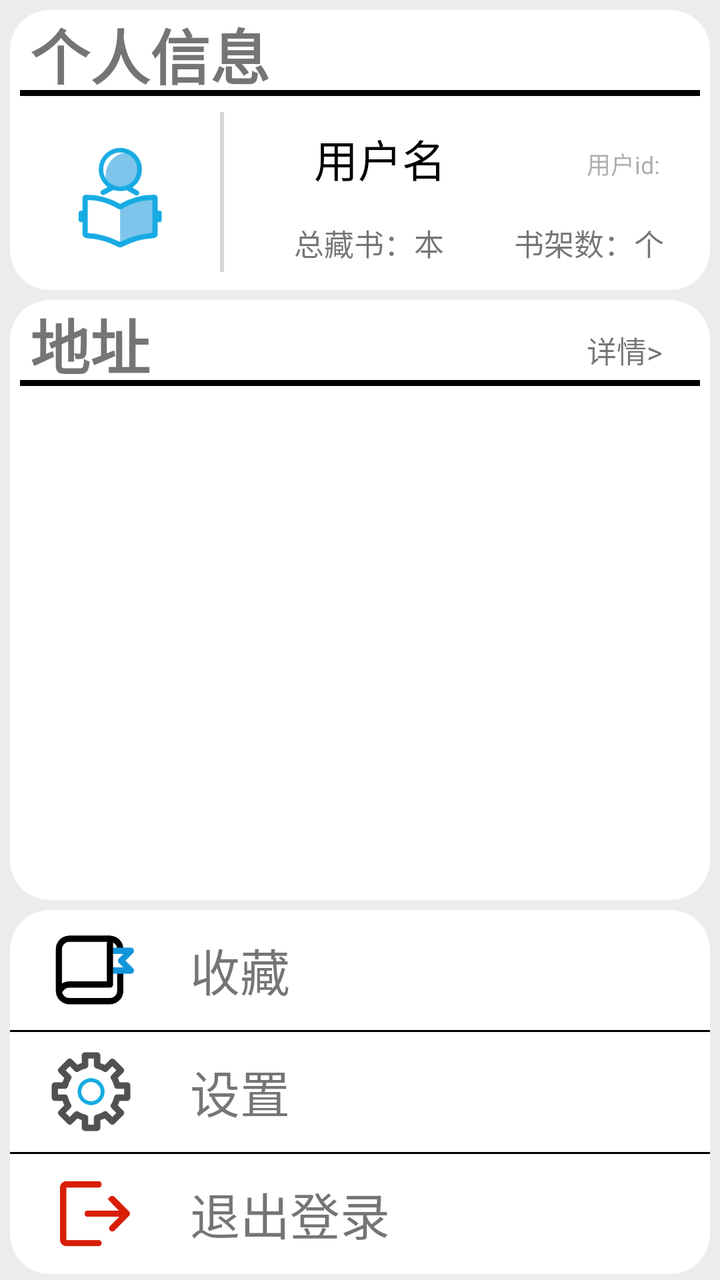
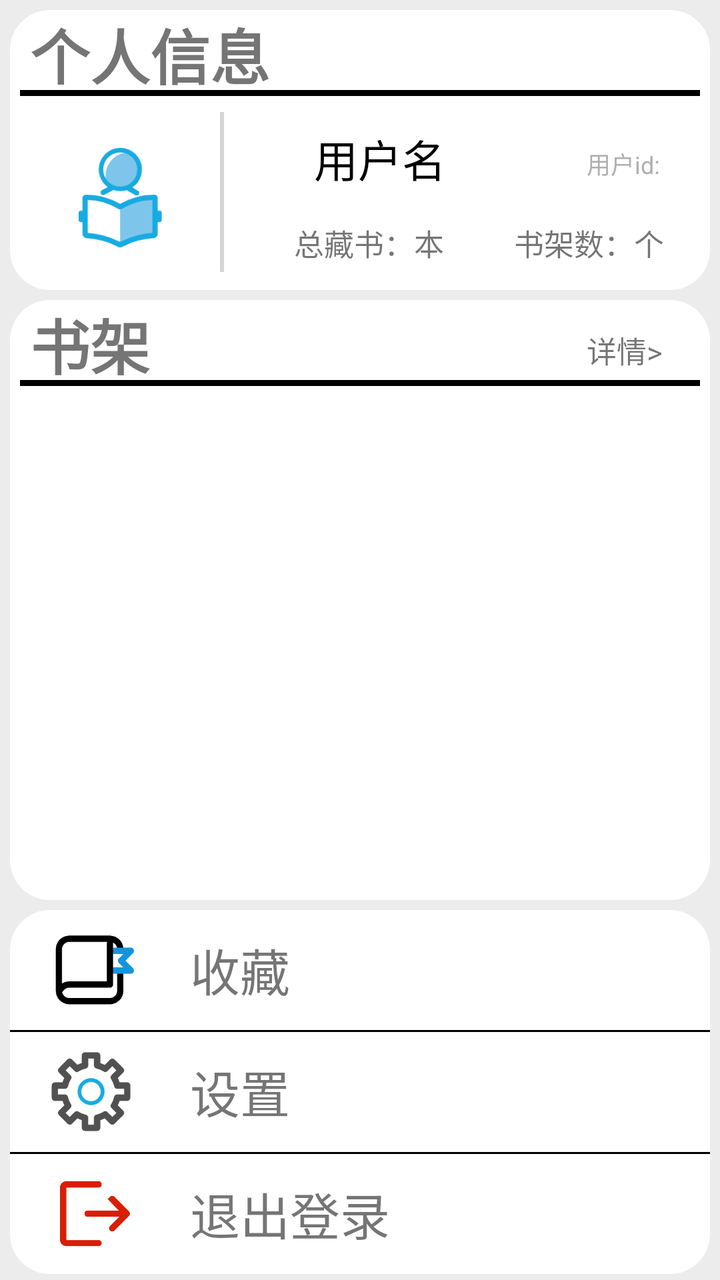

Compare the two renders of this Android layout. The source of the first and the diff that turns it into the second are given below.
<!-- AndroidManifest.xml: application theme Theme.My_books -->
<!-- res/layout/fragment_my.xml -->
<?xml version="1.0" encoding="utf-8"?>
<RelativeLayout xmlns:android="http://schemas.android.com/apk/res/android"
    xmlns:tools="http://schemas.android.com/tools"
    android:layout_width="match_parent"
    android:layout_height="match_parent"
    tools:context=".fragment.myFragment"
    android:background="@color/grey">
    <RelativeLayout
        android:layout_width="wrap_content"
        android:layout_height="wrap_content"
        android:id="@+id/my_register"
        android:layout_centerHorizontal="true"
        android:layout_centerVertical="true"
        >

        <TextView
            android:layout_width="wrap_content"
            android:layout_height="wrap_content"
            android:text="点击登录"
            android:textSize="25dp"
            android:textStyle="bold" />
    </RelativeLayout>


    <RelativeLayout
        android:id="@+id/my_dingdan"
        android:layout_width="match_parent"
        android:layout_height="140dp"
        android:layout_marginLeft="5dp"
        android:layout_marginTop="5dp"
        android:layout_marginRight="5dp"
        android:background="@drawable/yuan_jiao">

        <TextView
            android:id="@+id/mywz0"
            android:layout_width="wrap_content"
            android:layout_height="40dp"
            android:layout_marginLeft="10dp"
            android:text="个人信息"
            android:textSize="30dp"
            android:textStyle="bold" />



        <ImageView
            android:id="@+id/my_ddfgx"
            android:layout_width="match_parent"
            android:layout_height="3dp"
            android:layout_below="@id/mywz0"
            android:layout_marginLeft="5dp"
            android:layout_marginRight="5dp"
            android:background="@color/black" />
        <ImageView
            android:layout_width="60dp"
            android:layout_height="60dp"
            android:layout_below="@id/my_ddfgx"
            android:layout_marginTop="20dp"
            android:layout_marginLeft="25dp"
            android:src="@drawable/my_logo"
            android:id="@+id/my_logo_tp"
            />
        <ImageView
            android:id="@+id/my_xq_fgx"
            android:layout_width="2dp"
            android:layout_height="80dp"
            android:layout_toRightOf="@id/my_logo_tp"
            android:layout_below="@id/my_ddfgx"
            android:background="@color/grey_1"
            android:layout_marginLeft="20dp"
            android:layout_marginTop="8dp"
            />

        <TextView
            android:id="@+id/my_xq_yhm"
            android:layout_width="wrap_content"
            android:layout_height="wrap_content"
            android:layout_below="@id/my_ddfgx"
            android:layout_marginLeft="45dp"
            android:layout_marginTop="15dp"
            android:layout_toRightOf="@id/my_xq_fgx"
            android:text="用户名"
            android:textColor="@color/black"
            android:textSize="22dp" />
        <TextView
            android:id="@+id/my_xq_books"
            android:layout_width="wrap_content"
            android:layout_height="wrap_content"
            android:text="总藏书：本"
            android:layout_below="@id/my_xq_yhm"
            android:layout_toRightOf="@id/my_xq_fgx"
            android:layout_marginLeft="35dp"
            android:layout_marginTop="15dp"
            android:textSize="15dp"
            />

        <TextView
            android:id="@+id/my_xq_site"
            android:layout_width="wrap_content"
            android:layout_height="wrap_content"
            android:layout_below="@id/my_xq_yhm"
            android:layout_marginLeft="35dp"
            android:layout_marginTop="15dp"
            android:layout_toRightOf="@id/my_xq_books"
            android:text="书架数：个"
            android:textSize="15dp" />

        <TextView
            android:id="@+id/my_id"
            android:layout_width="wrap_content"
            android:layout_height="wrap_content"
            android:layout_below="@id/my_ddfgx"
            android:layout_alignParentRight="true"
            android:layout_marginTop="25dp"
            android:layout_marginRight="25dp"
            android:text="用户id:"
            android:textColor="#AFAFAF"
            android:textSize="12dp" />
    </RelativeLayout>

    <RelativeLayout
        android:id="@+id/my_site"
        android:layout_width="match_parent"
        android:layout_height="300dp"
        android:layout_below="@id/my_dingdan"
        android:layout_marginLeft="5dp"
        android:layout_marginTop="5dp"
        android:layout_marginRight="5dp"
        android:background="@drawable/yuan_jiao"
        >

        <TextView
            android:id="@+id/my_site_text"
            android:layout_width="match_parent"
            android:layout_height="40dp"
            android:layout_marginLeft="10dp"
            android:text="地址"
            android:textSize="30dp"
            android:textStyle="bold" />

        <TextView
            android:id="@+id/my_site_qb"
            android:layout_width="wrap_content"
            android:layout_height="40dp"
            android:layout_alignParentRight="true"
            android:layout_marginTop="5dp"
            android:layout_marginRight="20dp"
            android:gravity="center"
            android:text="详情> "
            android:textSize="15dp" />

        <ImageView
            android:id="@+id/my_site_ddfgx"
            android:layout_width="match_parent"
            android:layout_height="3dp"
            android:layout_below="@id/my_site_text"
            android:layout_marginLeft="5dp"
            android:layout_marginRight="5dp"
            android:background="@color/black" />

        <ListView
            android:id="@+id/my_site_lv"
            android:layout_width="match_parent"
            android:layout_height="wrap_content"
            android:layout_below="@id/my_site_ddfgx"
            android:layout_marginLeft="5dp"
            android:layout_marginRight="5dp"
            android:background="@color/grey" />
    </RelativeLayout>

    <RelativeLayout
        android:id="@+id/my_else"
        android:layout_width="match_parent"
        android:layout_height="wrap_content"
        android:layout_below="@id/my_site"
        android:layout_marginTop="5dp"
        android:layout_marginLeft="5dp"
        android:layout_marginRight="5dp"
        android:background="@drawable/yuan_jiao">

        <RelativeLayout
            android:id="@+id/my_like"
            android:layout_width="match_parent"
            android:layout_height="60dp">

            <ImageView
                android:id="@+id/my_like_tp"
                android:layout_width="45dp"
                android:layout_height="45dp"
                android:layout_centerVertical="true"
                android:layout_marginLeft="20dp"
                android:src="@drawable/likes" />

            <TextView
                android:layout_width="match_parent"
                android:layout_height="60dp"
                android:layout_marginLeft="90dp"
                android:gravity="center_vertical"
                android:text="收藏"
                android:textSize="25dp" />
        </RelativeLayout>
        <ImageView
            android:id="@+id/my_like_fgx"
            android:layout_width="match_parent"
            android:layout_height="1dp"
            android:background="@color/black"
            android:layout_below="@id/my_like"/>
        <RelativeLayout
            android:id="@+id/my_set"
            android:layout_width="match_parent"
            android:layout_height="60dp"
            android:layout_below="@id/my_like_fgx" >

            <ImageView
                android:id="@+id/my_set_tp"
                android:layout_width="45dp"
                android:layout_height="45dp"
                android:layout_centerVertical="true"
                android:layout_marginLeft="18dp"
                android:src="@drawable/set" />
            <TextView
                android:layout_width="match_parent"
                android:layout_height="60dp"
                android:layout_marginLeft="90dp"
                android:gravity="center_vertical"
                android:text="设置"
                android:textSize="25dp" />
        </RelativeLayout>
        <ImageView
            android:id="@+id/my_set_fgx"
            android:layout_width="match_parent"
            android:layout_height="1dp"
            android:background="@color/black"
            android:layout_below="@id/my_set"/>
        <RelativeLayout
            android:id="@+id/my_logout"
            android:layout_width="match_parent"
            android:layout_height="60dp"
            android:layout_below="@id/my_set_fgx" >

            <ImageView
                android:id="@+id/my_logout_tp"
                android:layout_width="35dp"
                android:layout_height="35dp"
                android:layout_centerVertical="true"
                android:layout_marginLeft="25dp"
                android:src="@drawable/logout" />

            <TextView
                android:layout_width="match_parent"
                android:layout_height="60dp"
                android:layout_marginLeft="90dp"
                android:gravity="center_vertical"
                android:text="退出登录"
                android:textSize="25dp" />
        </RelativeLayout>

    </RelativeLayout>
</RelativeLayout>
<!-- resources referenced by this layout -->
<resources>
  <color name="black">#FF000000</color>
  <color name="grey">#ECECEC</color>
  <color name="grey_1">#D5D5D5</color>
  <!-- drawable likes: png bitmap (drawable, 4293 bytes) -->
  <!-- drawable logout: png bitmap (drawable, 4201 bytes) -->
  <!-- drawable my_logo: png bitmap (drawable, 7897 bytes) -->
  <!-- drawable set: png bitmap (drawable, 7095 bytes) -->
  <!-- drawable yuan_jiao (drawable) -->
  <?xml version ="1.0" encoding ="utf-8"?>
  <shape android:shape="rectangle"
      xmlns:android="http://schemas.android.com/apk/res/android">
      <solid android:color="@color/white"></solid>
      <corners
          android:topRightRadius="20dp"
          android:topLeftRadius="20dp"
          android:bottomLeftRadius="20dp"
          android:bottomRightRadius="20dp"
          ></corners>
  </shape>
  <style name="Theme.My_books" parent="Theme.MaterialComponents.DayNight.DarkActionBar">
          
          <item name="colorPrimary">@color/purple_500</item>
          <item name="colorPrimaryVariant">@color/purple_700</item>
          <item name="colorOnPrimary">@color/white</item>
          
          <item name="colorSecondary">@color/teal_200</item>
          <item name="colorSecondaryVariant">@color/teal_700</item>
          <item name="colorOnSecondary">@color/black</item>
          
          <item name="android:statusBarColor" tools:targetApi="l">?attr/colorPrimaryVariant</item>
          
      </style>
  <color name="white">#FFFFFFFF</color>
  <color name="purple_500">#FF6200EE</color>
  <color name="purple_700">#FF3700B3</color>
  <color name="teal_200">#FF03DAC5</color>
  <color name="teal_700">#FF018786</color>
</resources>

<!-- the commit's change to res/layout/fragment_my.xml (unified diff, before → after) -->
@@ -133,7 +133,7 @@
             android:layout_width="match_parent"
             android:layout_height="40dp"
             android:layout_marginLeft="10dp"
-            android:text="地址"
+            android:text="书架"
             android:textSize="30dp"
             android:textStyle="bold" />
 
